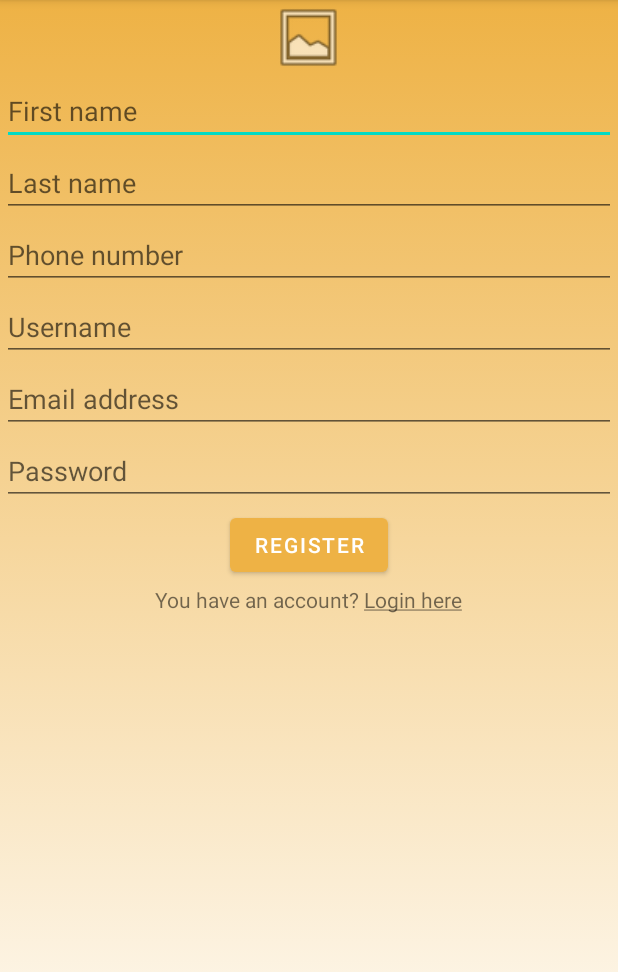
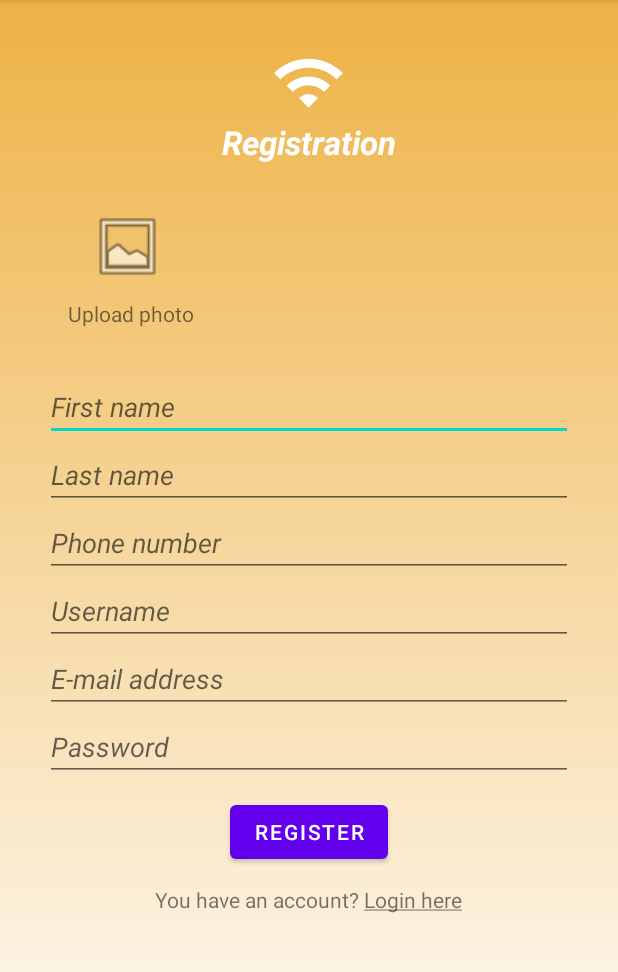
Before and after one commit to krstickatarina/mosis, an Android app: the RegisterActivity screen opened directly, with no data from a screen before it, on a phone screen of 412 x 824 dp, the part 84-1056 px from its top. Run offline under Robolectric (Android 15) with nearby library versions, the phone set to English and light mode, and no system bars; our stand-ins replace Firebase (no records; nobody signed in at launch, a user with empty details on screens opened directly).

Commit message:
register activity

```diff
--- a/Projekat/app/src/main/java/rs/elfak/mosis/katarina/wifinder/RegisterActivity.java
+++ b/Projekat/app/src/main/java/rs/elfak/mosis/katarina/wifinder/RegisterActivity.java
@@ -76,7 +76,7 @@ public class RegisterActivity extends AppCompatActivity {
         loginTextView = findViewById(R.id.register_gotologin_textview);
         uploadImage = findViewById(R.id.register_imageView);
 
-        registerBtn.setBackgroundColor(Color.parseColor("#EEB245"));
+        //registerBtn.setBackgroundColor(Color.parseColor("#EEB245"));
 
         fAuth = FirebaseAuth.getInstance();
         databaseReference = FirebaseDatabase.getInstance().getReference().child("Users");
--- a/Projekat/app/src/main/res/layout/activity_friends_profile.xml
+++ b/Projekat/app/src/main/res/layout/activity_friends_profile.xml
@@ -113,7 +113,7 @@
         android:id="@+id/friends_profile_checkbox"
         android:layout_width="90dp"
         android:layout_height="46dp"
-        android:layout_marginStart="44dp"
+        android:layout_marginStart="56dp"
         android:layout_marginTop="16dp"
         android:background="@color/white"
         android:checked="true"
--- a/Projekat/app/src/main/res/layout/activity_register.xml
+++ b/Projekat/app/src/main/res/layout/activity_register.xml
@@ -8,57 +8,89 @@
     tools:context=".RegisterActivity">
 
     <ImageView
-        android:id="@+id/register_imageView"
         android:layout_width="50dp"
         android:layout_height="50dp"
         android:layout_centerHorizontal="true"
+        android:layout_marginBottom="0dp"
+        android:id="@+id/wifi_image"
+        android:src="@drawable/ic_outline_wifi_24"
+        android:layout_marginTop="30dp"
+        />
+
+    <TextView
+        android:layout_width="wrap_content"
+        android:layout_height="wrap_content"
+        android:id="@+id/register_in"
+        android:layout_below="@+id/wifi_image"
+        android:text="@string/registration"
+        android:textColor="@android:color/white"
+        android:textAppearance="?android:attr/textAppearanceLarge"
+        android:layout_centerHorizontal="true"/>
+
+    <ImageView
+        android:id="@+id/register_imageView"
+        android:layout_marginTop="30dp"
+        android:layout_width="50dp"
+        android:layout_height="50dp"
+        android:layout_marginHorizontal="60dp"
+        android:layout_below="@+id/register_in"
         app:srcCompat="@android:drawable/ic_menu_gallery" />
+
+    <TextView
+        android:layout_width="wrap_content"
+        android:layout_height="wrap_content"
+        android:layout_below="@+id/register_imageView"
+        android:id="@+id/register_upload_photo"
+        android:layout_marginHorizontal="45dp"
+        android:text="Upload photo"
+        android:layout_marginTop="10dp"/>
 
     <EditText
         android:layout_width="match_parent"
         android:layout_height="wrap_content"
-        android:layout_margin="1dp"
-        android:hint="First name"
+        android:hint="@string/firstname"
+        android:layout_marginTop="30dp"
+        android:layout_marginHorizontal="30dp"
         android:id="@+id/register_firstname"
-        android:layout_below="@+id/register_imageView"/>
+        android:layout_below="@+id/register_upload_photo"/>
 
     <EditText
         android:layout_width="match_parent"
         android:layout_height="wrap_content"
-        android:layout_margin="1dp"
-        android:hint="Last name"
+        android:hint="@string/lastname"
+        android:layout_marginHorizontal="30dp"
         android:layout_below="@+id/register_firstname"
         android:id="@+id/register_lastname"/>
 
     <EditText
         android:layout_width="match_parent"
         android:layout_height="wrap_content"
-        android:layout_margin="1dp"
-        android:hint="Phone number"
+        android:hint="@string/phonenumber"
+        android:layout_marginHorizontal="30dp"
         android:layout_below="@+id/register_lastname"
         android:id="@+id/register_phonenumber"/>
 
     <EditText
         android:layout_width="match_parent"
         android:layout_height="wrap_content"
-        android:layout_margin="1dp"
-        android:hint="Username"
+        android:hint="@string/username"
+        android:layout_marginHorizontal="30dp"
         android:layout_below="@+id/register_phonenumber"
         android:id="@+id/register_username"/>
 
     <EditText
         android:layout_width="match_parent"
         android:layout_height="wrap_content"
-        android:layout_margin="1dp"
-        android:hint="Email address"
+        android:hint="@string/email"
+        android:layout_marginHorizontal="30dp"
         android:layout_below="@+id/register_username"
         android:id="@+id/register_emailaddress"/>
 
     <EditText
         android:layout_width="match_parent"
         android:layout_height="wrap_content"
-        android:layout_margin="1dp"
-        android:hint="Password"
+        android:hint="@string/password"
+        android:layout_marginHorizontal="30dp"
         android:layout_below="@+id/register_emailaddress"
         android:id="@+id/register_password"/>
 
@@ -68,7 +100,7 @@
         android:id="@+id/register_btn"
         android:text="Register"
         android:layout_centerHorizontal="true"
-        android:layout_margin="1dp"
+        android:layout_margin="10dp"
         android:layout_below="@+id/register_password"/>
 
     <TextView
--- a/Projekat/app/src/main/res/values/strings.xml
+++ b/Projekat/app/src/main/res/values/strings.xml
@@ -1,11 +1,16 @@
 <resources>
     <string name="app_name">WiFinder</string>
     <string name="title_activity_maps">Map</string>
+    <string name="registration"><b><i>Registration</i></b></string>
     <string name="login">You don`t have account? <u>Register here</u></string>
     <string name="register">You have an account? <u>Login here</u></string>
     <string name="wifinder"><b><i>Wi-Finder</i></b></string>
-    <string name="password"><i>password</i></string>
-    <string name="email"><i>e-mail address</i></string>
+    <string name="password"><i>Password</i></string>
+    <string name="email"><i>E-mail address</i></string>
+    <string name="firstname"><i>First name</i></string>
+    <string name="lastname"><i>Last name</i></string>
+    <string name="phonenumber"><i>Phone number</i></string>
+    <string name="username"><i>Username</i></string>
     <string name="profile_info_text">Info</string>
     <string name="profile_friends_text">Friends</string>
     <string name="profile_first_name_text"><b>First name:</b></string>
@@ -17,12 +22,12 @@
     <string name="profile_friends_username_text"><b>Username:</b></string>
     <string name="friends_profile_check"><i>Friends</i></string>
     <string name="edit_profile_text">Edit profile</string>
-    <string name="edit_profile_username"><b><i>New username:</i></b></string>
-    <string name="edit_profile_first_name"><b><i>New first name:</i></b></string>
-    <string name="edit_profile_last_name"><b><i>New last name:</i></b></string>
-    <string name="edit_profile_phone"><b><i>New phone number:</i></b></string>
-    <string name="edit_profile_email"><b><i>New e-mail:</i></b></string>
-    <string name="edit_profile_password"><b><i>New password:</i></b></string>
+    <string name="edit_profile_username"><b><i>New username</i></b></string>
+    <string name="edit_profile_first_name"><b><i>New first name</i></b></string>
+    <string name="edit_profile_last_name"><b><i>New last name</i></b></string>
+    <string name="edit_profile_phone"><b><i>New phone number</i></b></string>
+    <string name="edit_profile_email"><b><i>New e-mail</i></b></string>
+    <string name="edit_profile_password"><b><i>New password</i></b></string>
     <string name="edit_profile_finished">Finish</string>
     <string name="edit_profile_cancel">Cancel</string>
 </resources>
```
